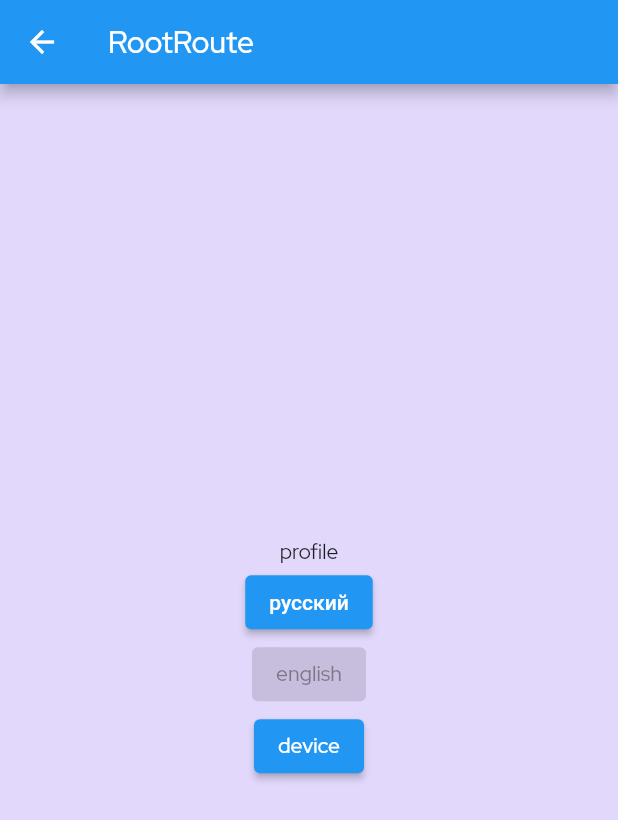
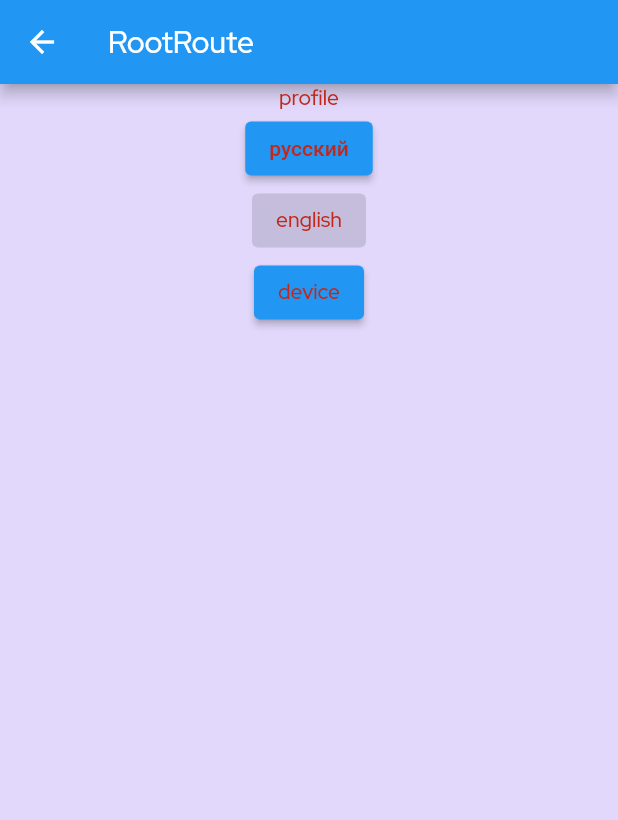
Before and after one commit to arutyun88/kap, a Flutter app: the SecondView screen opened directly, on a phone screen of 412 x 824 dp. Shown: the top 820 px of the screen. Run offline on Flutter 3.47's test engine with Material 2 defaults, Android fonts, the phone set to English and light mode, and no system bars; our stand-ins replace auto_route, firebase_core, firebase_database, get, hive, package_info_plus; accounts and stored records are empty; generated files the repository leaves out were written again.

Commit message:
widgets: shader scaffold

```diff
--- a/lib/app/modules/second/views/second_view.dart
+++ b/lib/app/modules/second/views/second_view.dart
@@ -1,7 +1,9 @@
 import 'package:auto_route/auto_route.dart';
 import 'package:flutter/material.dart';
 import 'package:get/get.dart';
+import 'package:kap/app/widgets/app_shader_scaffold.dart';
 import 'package:kap/config/l10n/custom_app_localizations.dart';
+import 'package:kap/config/palette/palette.dart';
 import 'package:kap/services/settings/localization_service.dart';
 
 @RoutePage()
@@ -12,34 +14,54 @@ class SecondView extends StatelessWidget {
 
   @override
   Widget build(BuildContext context) {
-    return Scaffold(
-      appBar: AppBar(title: Text(context.topRoute.name)),
-      body: Center(
+    return AppShaderScaffold(
+      body: Column(
+        mainAxisAlignment: MainAxisAlignment.center,
+        children: [
+          Align(
+            alignment: AlignmentDirectional.topCenter,
+            child: AppBar(title: Text(context.topRoute.name)),
+          ),
+          Expanded(
             child: Obx(
               () => Column(
                 mainAxisSize: MainAxisSize.min,
                 children: [
-              Text(context.dictionary.profile),
+                  Text(
+                    context.dictionary.profile,
+                    style: context.textTheme.bodyLarge?.copyWith(color: Palette.support.danger),
+                  ),
                   ElevatedButton(
                     onPressed: LocalizationService.locale.languageCode != 'ru'
                         ? () => LocalizationService.changeLocale(const Locale('ru'))
                         : null,
-                child: const Text('русский'),
+                    child: Text(
+                      'русский',
+                      style: context.textTheme.bodyLarge?.copyWith(color: Palette.support.danger),
+                    ),
                   ),
                   ElevatedButton(
                     onPressed: LocalizationService.locale.languageCode != 'en'
                         ? () => LocalizationService.changeLocale(const Locale('en'))
                         : null,
-                child: const Text('english'),
+                    child: Text(
+                      'english',
+                      style: context.textTheme.bodyLarge?.copyWith(color: Palette.support.danger),
+                    ),
                   ),
                   ElevatedButton(
                     onPressed: () => LocalizationService.changeLocale(null),
-                child: const Text('device'),
+                    child: Text(
+                      'device',
+                      style: context.textTheme.bodyLarge?.copyWith(color: Palette.support.danger),
+                    ),
                   ),
                 ],
               ),
             ),
           ),
+        ],
+      ),
     );
   }
 }
--- /dev/null
+++ b/lib/app/widgets/app_shader_scaffold.dart
@@ -0,0 +1,34 @@
+import 'package:flutter/material.dart';
+import 'package:get/get.dart';
+import 'package:kap/services/widgets_size_service.dart';
+
+class AppShaderScaffold extends StatelessWidget {
+  const AppShaderScaffold({
+    super.key,
+    required this.body,
+  });
+
+  final Widget body;
+
+  @override
+  Widget build(BuildContext context) {
+    return Scaffold(
+      body: ShaderMask(
+        shaderCallback: (rect) {
+          const startStart = 0.0;
+          final startEnd = context.mediaQueryPadding.top / rect.height;
+          final endStart = (rect.height - WidgetsSizeService.to.bottomBarHeight.value) / rect.height;
+          final endEnd = (rect.height - (context.mediaQueryPadding.bottom / 4)) / rect.height;
+          return LinearGradient(
+            begin: Alignment.topCenter,
+            end: Alignment.bottomCenter,
+            colors: const [Colors.transparent, Colors.black, Colors.black, Colors.transparent],
+            stops: [startStart, startEnd, endStart, endEnd],
+          ).createShader(Rect.fromLTRB(0, 0, rect.width, rect.height));
+        },
+        blendMode: BlendMode.dstIn,
+        child: body,
+      ),
+    );
+  }
+}
```
Also changed, not shown: lib/app/modules/first/views/first_view.dart (+21 -10 lines). Lines whose indentation alone changed are shown as unchanged.
